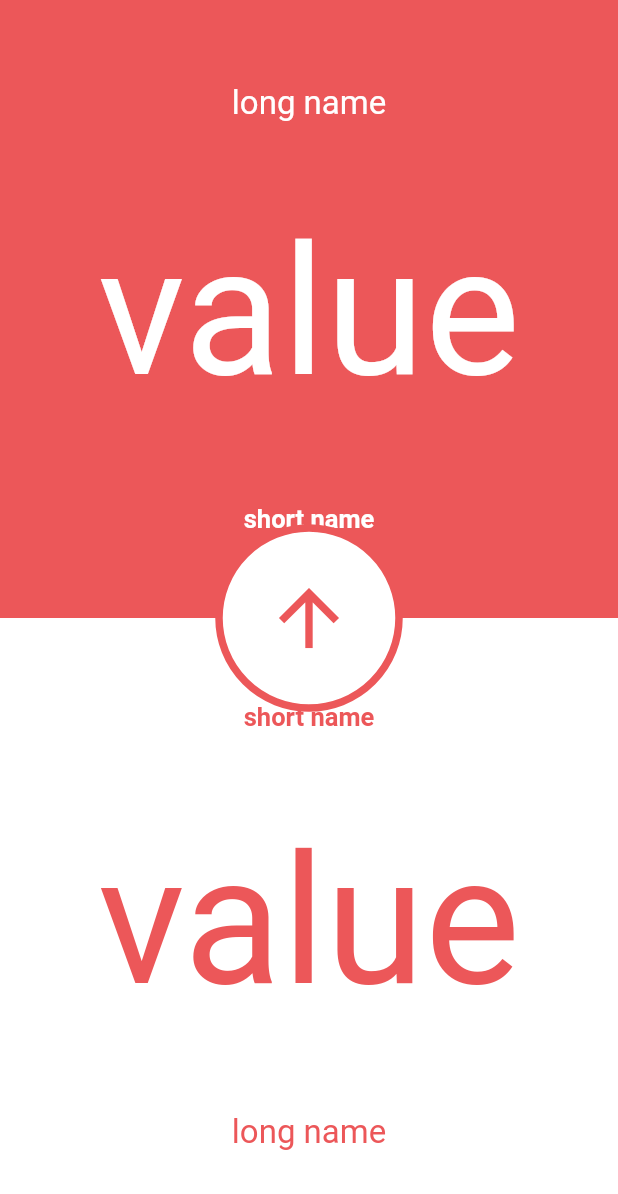
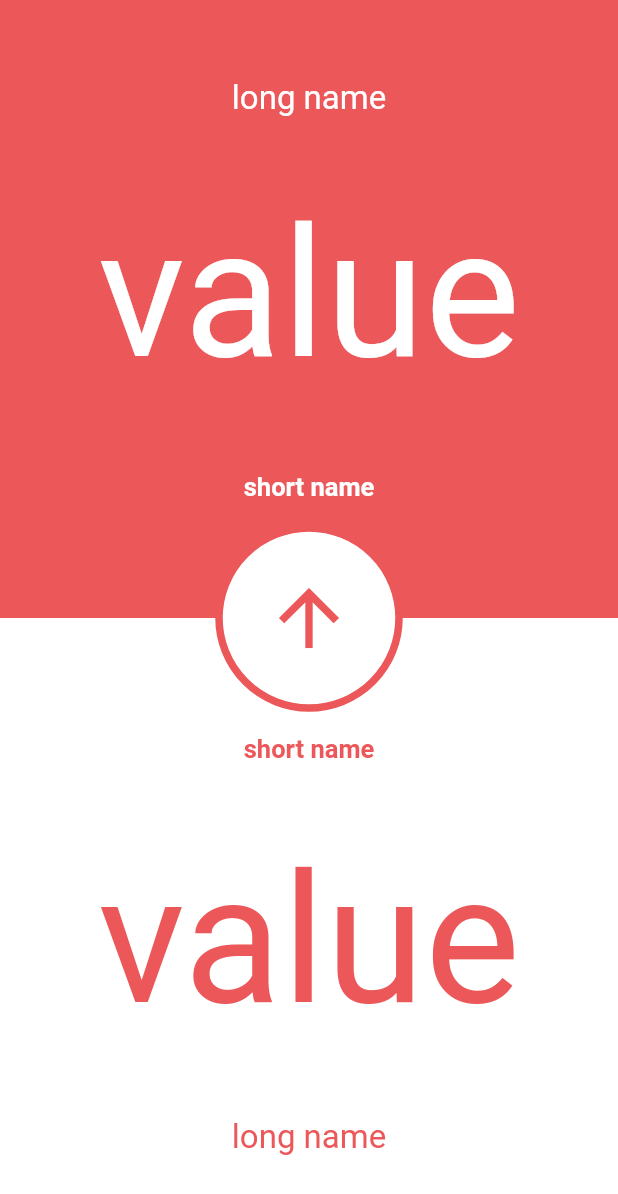
Before and after one commit to tosoba/MinimalistConverter, a Flutter app: the screen it shows after launch, on a phone screen of 412 x 824 dp. Shown: the top 1194 px of the screen. Run offline on Flutter 3.47's test engine with Material 2 defaults, Android fonts, the phone set to English and light mode, and no system bars; our stand-ins replace bloc; Roboto replaces fonts that are missing (Quicksand).

Commit message:
Currency display padding.

```diff
--- /dev/null
+++ b/lib/common/models/inset_type.dart
@@ -0,0 +1,3 @@
+enum InsetType {
+  TOP, BOTTOM, LEFT, RIGHT
+}
--- /dev/null
+++ b/lib/common/values/dimensions.dart
@@ -0,0 +1 @@
+final arrowButtonDimension = 125.0;
--- a/lib/widgets/currency_display/currency_display_widget.dart
+++ b/lib/widgets/currency_display/currency_display_widget.dart
@@ -1,12 +1,15 @@
 import 'package:flutter/material.dart';
 import 'package:minimalist_converter/common/models/currency_display_type.dart';
+import 'package:minimalist_converter/common/models/inset_type.dart';
 import 'package:minimalist_converter/common/values/colors.dart';
-
-//TODO: padding to avoid overlapping with arrow button in the middle
+import 'package:minimalist_converter/common/values/dimensions.dart';
 
 class CurrencyDisplayWidget extends StatelessWidget {
   final CurrencyDisplayType _displayType;
   final String _fontFamily = 'Quicksand';
+
+  final double _arrowButtonSideEdgeInsetValue = arrowButtonDimension / 2 + 15.0;
+  final double _differentSideEdgeInsetValue = arrowButtonDimension / 2 - 10.0;
 
   Color get _backgroundColor => colors[_displayType];
 
@@ -39,7 +42,8 @@ class CurrencyDisplayWidget extends StatelessWidget {
             )),
       );
 
-  Widget _currencyShortNameWidget() => Text(
+  Widget _currencyShortNameWidget() {
+    return Text(
       'short name',
       textAlign: TextAlign.center,
       style: TextStyle(
@@ -48,40 +52,101 @@ class CurrencyDisplayWidget extends StatelessWidget {
           fontFamily: _fontFamily,
           fontWeight: FontWeight.bold),
     );
+  }
 
-  OrientationBuilder _mainColumn() =>
-      OrientationBuilder(builder: (context, orientation) {
-        if (orientation == Orientation.portrait &&
-            _displayType == CurrencyDisplayType.WHITE) {
+  EdgeInsets _edgeInsets(InsetType insetType, double insetValue) {
+    switch (insetType) {
+      case InsetType.LEFT:
+        return EdgeInsets.only(left: insetValue);
+      case InsetType.RIGHT:
+        return EdgeInsets.only(right: insetValue);
+      case InsetType.TOP:
+        return EdgeInsets.only(top: insetValue);
+      case InsetType.BOTTOM:
+        return EdgeInsets.only(bottom: insetValue);
+    }
+  }
+
+  List<Widget> _columnWidgets(BuildContext context) {
+    final orientation = MediaQuery.of(context).orientation;
+    if (orientation == Orientation.portrait) {
+      if (_displayType == CurrencyDisplayType.RED) {
+        return [
+          Padding(
+            child: _currencyLongNameWidget(),
+            padding: _edgeInsets(InsetType.TOP, _differentSideEdgeInsetValue),
+          ),
+          _currencyValueWidget(),
+          Padding(
+            child: _currencyShortNameWidget(),
+            padding:
+                _edgeInsets(InsetType.BOTTOM, _arrowButtonSideEdgeInsetValue),
+          )
+        ];
+      } else {
+        return [
+          Padding(
+            child: _currencyShortNameWidget(),
+            padding: _edgeInsets(InsetType.TOP, _arrowButtonSideEdgeInsetValue),
+          ),
+          _currencyValueWidget(),
+          Padding(
+            child: _currencyLongNameWidget(),
+            padding:
+                _edgeInsets(InsetType.BOTTOM, _differentSideEdgeInsetValue),
+          )
+        ];
+      }
+    } else {
+      if (_displayType == CurrencyDisplayType.RED) {
+        return [
+          Padding(
+            child: _currencyLongNameWidget(),
+            padding: _edgeInsets(InsetType.TOP, _differentSideEdgeInsetValue),
+          ),
+          Padding(
+            child: _currencyValueWidget(),
+            padding:
+                _edgeInsets(InsetType.RIGHT, _arrowButtonSideEdgeInsetValue),
+          ),
+          Padding(
+            child: _currencyShortNameWidget(),
+            padding:
+                _edgeInsets(InsetType.BOTTOM, _differentSideEdgeInsetValue),
+          )
+        ];
+      } else {
+        return [
+          Padding(
+            child: _currencyLongNameWidget(),
+            padding: _edgeInsets(InsetType.TOP, _differentSideEdgeInsetValue),
+          ),
+          Padding(
+            child: _currencyValueWidget(),
+            padding:
+                _edgeInsets(InsetType.LEFT, _arrowButtonSideEdgeInsetValue),
+          ),
+          Padding(
+            child: _currencyShortNameWidget(),
+            padding:
+                _edgeInsets(InsetType.BOTTOM, _differentSideEdgeInsetValue),
+          )
+        ];
+      }
+    }
+  }
+
+  Widget _mainColumn(BuildContext context) {
     return Column(
         crossAxisAlignment: CrossAxisAlignment.stretch,
-            mainAxisAlignment: MainAxisAlignment.spaceEvenly,
-            children: <Widget>[
-              _currencyShortNameWidget(),
-              _currencyValueWidget(),
-              _currencyLongNameWidget()
-            ],
-          );
-        } else {
-          return Column(
-            crossAxisAlignment: CrossAxisAlignment.stretch,
-            mainAxisAlignment: MainAxisAlignment.spaceEvenly,
-            children: <Widget>[
-              _currencyLongNameWidget(),
-              _currencyValueWidget(),
-              _currencyShortNameWidget()
-            ],
-          );
+        mainAxisAlignment: MainAxisAlignment.spaceBetween,
+        children: _columnWidgets(context));
   }
-      });
 
   CurrencyDisplayWidget(this._displayType);
 
   @override
   Widget build(BuildContext context) {
-    return Container(
-      color: _backgroundColor,
-      child: _mainColumn()
-    );
+    return Container(color: _backgroundColor, child: _mainColumn(context));
   }
 }
```
Lines whose indentation alone changed are shown as unchanged.
